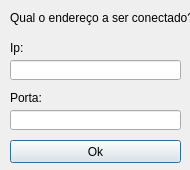
Old version of the form JogoDoPalito/connectiondialog.ui in the repository pedrocruz/JogoDoPalito.
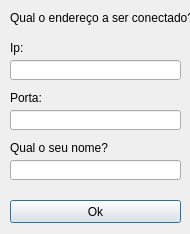
New version of the form.

Commit message: Protocolo de envio de nome

The edit to the form file:
```diff
--- a/JogoDoPalito/connectiondialog.ui
+++ b/JogoDoPalito/connectiondialog.ui
@@ -7,7 +7,7 @@
     <x>0</x>
     <y>0</y>
     <width>190</width>
-    <height>170</height>
+    <height>234</height>
    </rect>
   </property>
   <property name="windowTitle">
@@ -76,7 +76,7 @@
    <property name="geometry">
     <rect>
      <x>10</x>
-     <y>140</y>
+     <y>200</y>
      <width>171</width>
      <height>23</height>
     </rect>
@@ -85,6 +85,29 @@
     <string>Ok</string>
    </property>
   </widget>
+  <widget class="QLabel" name="nameLabel">
+   <property name="geometry">
+    <rect>
+     <x>10</x>
+     <y>140</y>
+     <width>141</width>
+     <height>16</height>
+    </rect>
+   </property>
+   <property name="text">
+    <string>Qual o seu nome?</string>
+   </property>
+  </widget>
+  <widget class="QLineEdit" name="nameLineEdit">
+   <property name="geometry">
+    <rect>
+     <x>10</x>
+     <y>160</y>
+     <width>171</width>
+     <height>20</height>
+    </rect>
+   </property>
+  </widget>
  </widget>
  <resources/>
  <connections/>
```
The commit also changes 6 other files.
